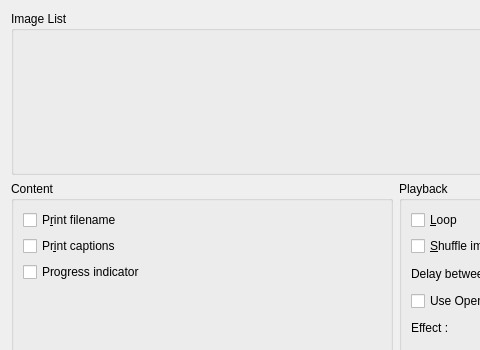
Above: core/dplugins/generic/view/presentation/dialogs/presentation_mainpage.ui from RPhay/MyDigikam before the change; both pictures show x 0 to 480 and y 0 to 350 of the 792 by 569 pixel window. Below: the same form after it.
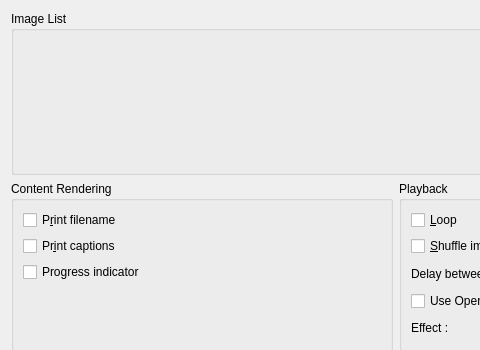
That is the form after the change.

```diff
--- a/core/dplugins/generic/view/presentation/dialogs/presentation_mainpage.ui
+++ b/core/dplugins/generic/view/presentation/dialogs/presentation_mainpage.ui
@@ -121,7 +121,7 @@
      <item row="0" column="0">
       <widget class="QGroupBox" name="groupBox_2">
        <property name="title">
-        <string>Content</string>
+        <string>Content Rendering</string>
        </property>
        <layout class="QVBoxLayout" name="verticalLayout_4">
         <item>
```
